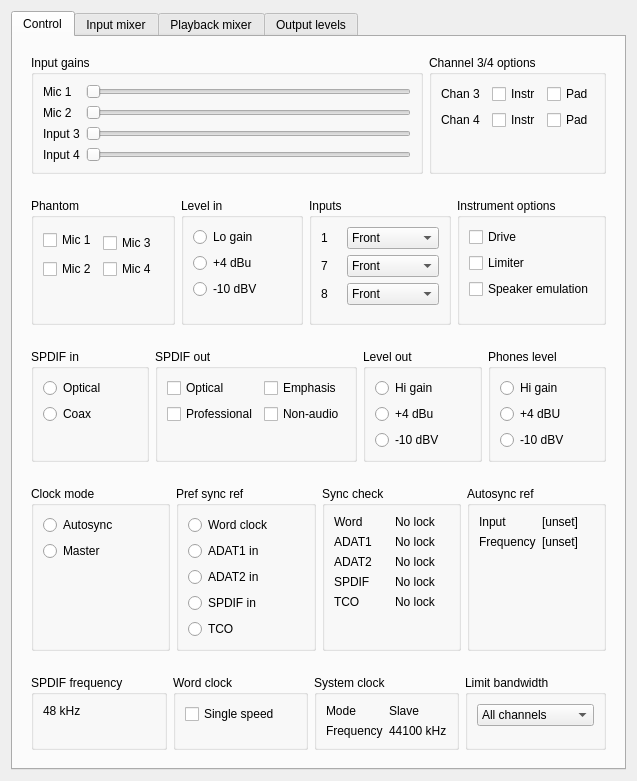
First picture: the form in libffado/support/mixer-qt4/ffado/mixer/rme.ui, repository adiknoth/ffado, before the edit.
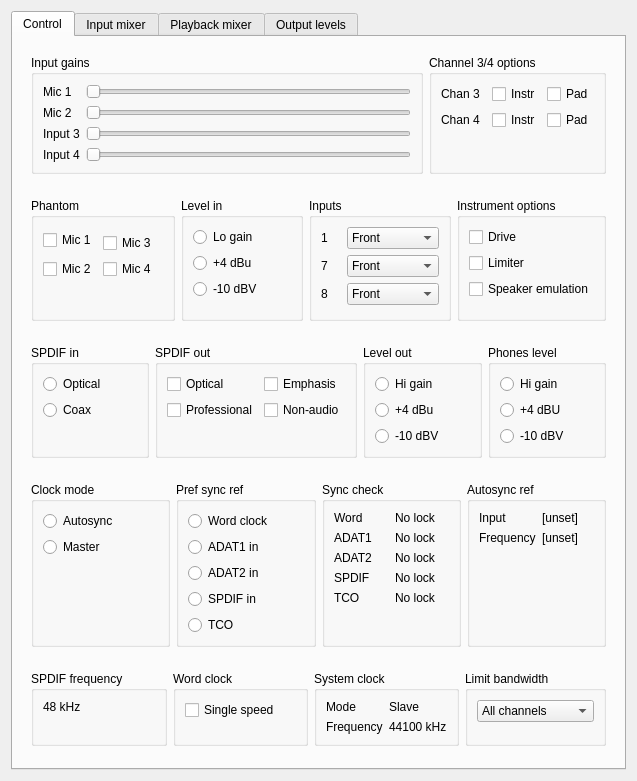
Second picture: the form after the edit.

Commit message: rme: try to get the control mixer pane to look a bit better by putting a vertical spacer under the last frame.  It's an improvement, but the new vertical spacer doesn't seem to have enough priority to push all the higher frames towards their minimum size.  More experimentation will be needed.

```diff
--- a/libffado/support/mixer-qt4/ffado/mixer/rme.ui
+++ b/libffado/support/mixer-qt4/ffado/mixer/rme.ui
@@ -1116,6 +1116,22 @@
          </layout>
         </widget>
        </item>
+       <item>
+        <spacer name="verticalSpacer_10a">
+         <property name="orientation">
+          <enum>Qt::Vertical</enum>
+         </property>
+         <property name="sizeType">
+          <enum>QSizePolicy::Expanding</enum>
+         </property>
+         <property name="sizeHint" stdset="0">
+          <size>
+           <width>20</width>
+           <height>40</height>
+          </size>
+         </property>
+        </spacer>
+       </item>
       </layout>
       <zorder>frame_4</zorder>
       <zorder>frame</zorder>
```
